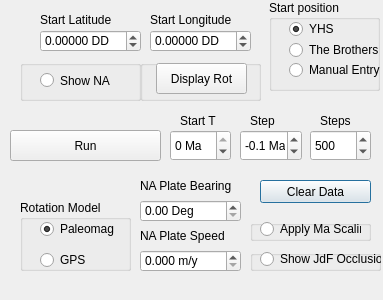
The window that pnw_rotation_py/pnw_rotation_py_dialog_base.ui (DrStriate/Geology) describes before a commit, drawn with Qt 5.
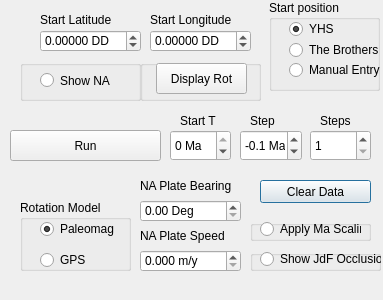
The same window after the commit.

```diff
--- a/pnw_rotation_py/pnw_rotation_py_dialog_base.ui
+++ b/pnw_rotation_py/pnw_rotation_py_dialog_base.ui
@@ -384,7 +384,7 @@
     <number>1</number>
    </property>
    <property name="value">
-    <number>500</number>
+    <number>1</number>
    </property>
   </widget>
   <widget class="QLabel" name="StartLatLabel_4">
```
